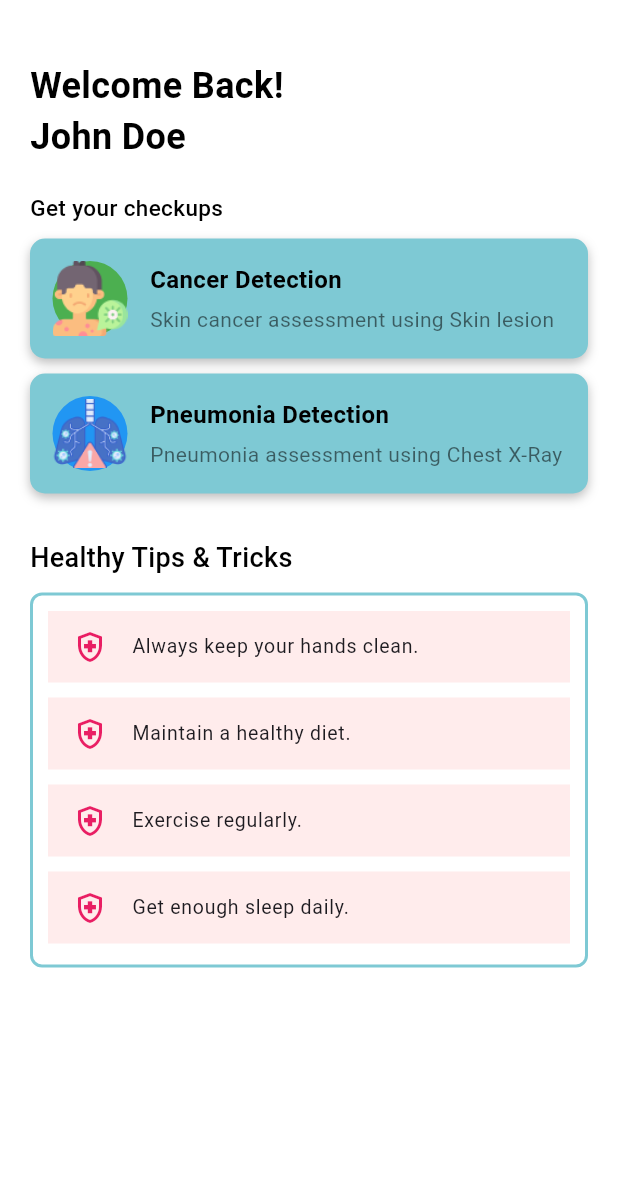
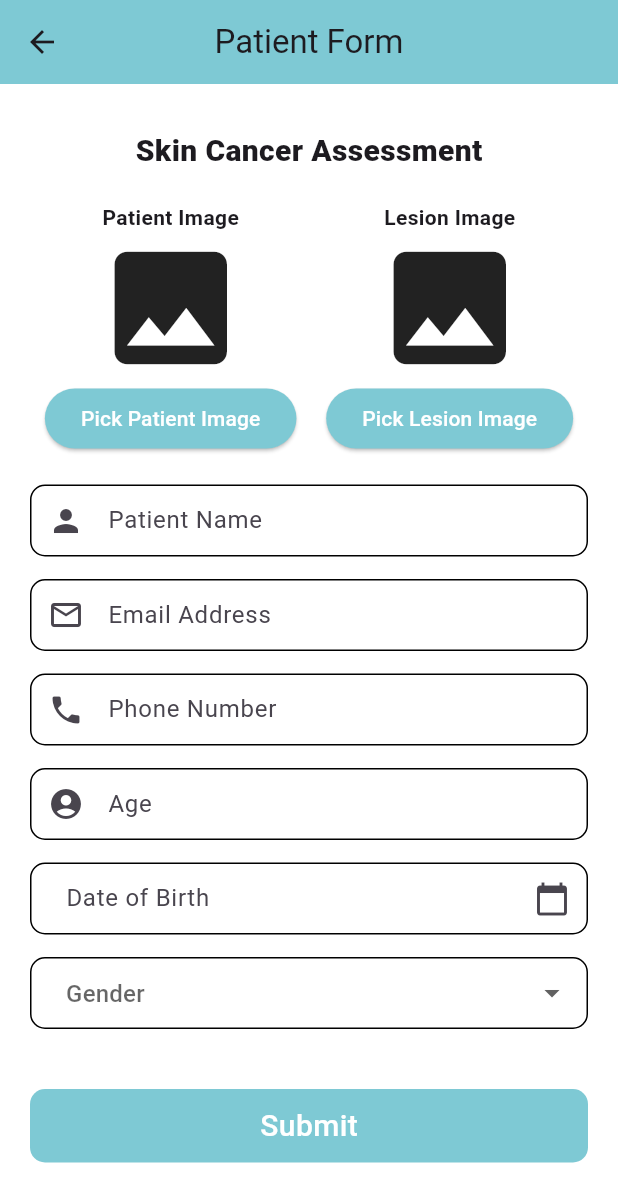
Before and after one commit to AlphaShiv7781/InstaScan, a Flutter app: the HomeScreen screen opened directly, after a tap on "Cancer Detection", on a phone screen of 412 x 824 dp. Shown: the top 1202 px of the screen. Run offline on Flutter 3.47's test engine with Material 3 defaults, Android fonts, the phone set to English and light mode, and no system bars; our stand-ins replace animate_do, animated_text_kit, cloud_firestore, firebase_auth, firebase_core, image_picker; accounts and stored records are empty.

Commit message:
Form screen added and state of app is managed

```diff
--- a/lib/screens/dashboard_screens/home_screen.dart
+++ b/lib/screens/dashboard_screens/home_screen.dart
@@ -1,6 +1,7 @@
 import 'package:flutter/material.dart';
 import 'package:instascan/custom_widgets/dashboard_option_card.dart';
 import 'package:instascan/custom_widgets/healthy_tipstrick_box.dart';
+import 'package:instascan/screens/skin_cancer_screens/skin_cancer_assessmentform.dart';
 class HomeScreen extends StatefulWidget {
   const HomeScreen({super.key});
 
@@ -39,7 +40,7 @@ class _HomeScreenState extends State<HomeScreen> {
               const SizedBox(height: 10),
               InkWell(
                 onTap: (){
-
+                       Navigator.push(context, MaterialPageRoute(builder: (context)=>SkinCancerAssessmentFormScreen()));
                 },
                 splashColor: Colors.cyan,
 
--- a/lib/screens/dashboard_screens/main_screen.dart
+++ b/lib/screens/dashboard_screens/main_screen.dart
@@ -1,6 +1,7 @@
 import 'package:flutter/material.dart';
 import 'package:instascan/screens/dashboard_screens/history_screen.dart';
 import 'package:instascan/screens/dashboard_screens/home_screen.dart';
+import 'package:instascan/screens/user_profile_screen/user_profile_screen.dart';
 import 'news_screen.dart';
 
 class MainScreen extends StatefulWidget {
@@ -28,6 +29,7 @@ class _MainScreenState extends State<MainScreen> {
         leading: IconButton(
           icon: Image.asset('assets/images/User.png'),
           onPressed: () {
+            Navigator.push(context, MaterialPageRoute(builder: (context)=>UserProfileScreen()));
             // Handle menu action
           },
         ),
--- /dev/null
+++ b/lib/screens/skin_cancer_screens/skin_cancer_assessmentform.dart
@@ -0,0 +1,256 @@
+import 'dart:io';
+import 'package:flutter/material.dart';
+import 'package:image_picker/image_picker.dart';
+import 'package:instascan/constants/validator.dart';
+import 'package:instascan/custom_widgets/text_formfield.dart';
+import 'package:intl/intl.dart';
+class SkinCancerAssessmentFormScreen extends StatefulWidget {
+  const SkinCancerAssessmentFormScreen({super.key});
+
+  @override
+  State<SkinCancerAssessmentFormScreen> createState() => _SkinCancerAssessmentFormScreenState();
+}
+
+class _SkinCancerAssessmentFormScreenState extends State<SkinCancerAssessmentFormScreen> {
+
+  final _formKey = GlobalKey<FormState>();
+  final TextEditingController _nameController = TextEditingController();
+  final TextEditingController _ageController = TextEditingController();
+  final TextEditingController _emailController = TextEditingController();
+  final TextEditingController _phoneController = TextEditingController();
+
+  String? _gender;
+  File? _patientImage;
+  File? _lesionImage;
+  final ImagePicker _picker = ImagePicker();
+
+  Future<void> _pickImage(ImageSource source, bool isPatient) async {
+    final XFile? pickedFile = await _picker.pickImage(source: source);
+    if (pickedFile != null) {
+      setState(() {
+        if (isPatient) {
+          _patientImage = File(pickedFile.path);
+        } else {
+          _lesionImage = File(pickedFile.path);
+        }
+      });
+    }
+  }
+
+
+  //DOB function
+  final TextEditingController _dobController = TextEditingController();
+
+  Future<void> _selectDate(BuildContext context) async {
+    DateTime? picked = await showDatePicker(
+      context: context,
+      initialDate: DateTime(2000, 1, 1),
+      firstDate: DateTime(1900),
+      lastDate: DateTime.now(),
+    );
+
+    if (picked != null) {
+      setState(() {
+        _dobController.text = DateFormat('yyyy-MM-dd').format(picked);
+      });
+    }
+  }
+
+
+  @override
+  Widget build(BuildContext context) {
+    return Scaffold(
+      appBar: AppBar(
+          title: Text("Patient Form"),
+          backgroundColor: Color(0xFF7EC9D4),
+          centerTitle: true,
+      ),
+      backgroundColor: Colors.white,
+      body: Padding(
+        padding: EdgeInsets.fromLTRB(20,30,20,0),
+        child: Form(
+          key: _formKey,
+          child: SingleChildScrollView(
+            child: Column(
+              children: [
+
+                Text('Skin Cancer Assessment' , style: TextStyle(fontSize: 20 , fontWeight: FontWeight.w900),),
+
+                SizedBox(
+                  height: 20,
+                ),
+
+                //Image Section
+                Row(
+                  mainAxisAlignment: MainAxisAlignment.spaceEvenly,
+                  children: [
+
+                    //Patient Image
+                    Column(
+                      children: [
+                        Text("Patient Image", style: TextStyle(fontWeight: FontWeight.bold)),
+                        _patientImage != null
+                            ? Image.file(_patientImage!, height: 100, width: 100)
+                            : Icon(Icons.image, size: 100),
+                        ElevatedButton(
+                          style: ElevatedButton.styleFrom(
+                            backgroundColor: Color(0xFF7EC9D4),
+                          ),
+                          onPressed: () => _pickImage(ImageSource.gallery, true),
+                          child: Text("Pick Patient Image",style: TextStyle(color: Colors.white),),
+                        ),
+
+                      ],
+                    ),
+
+                    SizedBox(height: 10),
+
+                    //Lesion Image
+                    Column(
+                      children: [
+                        Text("Lesion Image", style: TextStyle(fontWeight: FontWeight.bold)),
+                        _lesionImage != null
+                            ? Image.file(_lesionImage!, height: 100, width: 100)
+                            : Icon(Icons.image, size: 100),
+                        ElevatedButton(
+                          style: ElevatedButton.styleFrom(
+                            backgroundColor: Color(0xFF7EC9D4),
+                          ),
+                          onPressed: () => _pickImage(ImageSource.gallery, false),
+                          child: Text("Pick Lesion Image",style: TextStyle(color: Colors.white),),
+                        ),
+                      ],
+                    ),
+                  ],
+                ),
+
+                SizedBox(
+                  height: 20,
+                ),
+
+                //name
+                TextformField('Patient Name', Icon(Icons.person) , false, nameValidator,TextInputType.name ,_nameController),
+
+                SizedBox(
+                  height: 15,
+                ),
+
+                //email
+                TextformField('Email Address', Icon(Icons.email_outlined) , false, emailValidator ,TextInputType.emailAddress ,_emailController ),
+
+                SizedBox(
+                  height: 15,
+                ),
+
+                //contact no.
+                TextformField('Phone Number', Icon(Icons.phone) , false, emailValidator ,TextInputType.emailAddress ,_phoneController ),
+
+                SizedBox(
+                  height: 15,
+                ),
+
+                //age
+                TextformField('Age', Icon(Icons.account_circle) , false, emailValidator ,TextInputType.emailAddress ,_ageController ),
+                SizedBox(
+                  height: 15,
+                ),
+
+                //Date of Birth
+                TextField(
+                  controller: _dobController,
+                  readOnly: true,
+                  decoration: InputDecoration(
+                    fillColor: Colors.white,
+                    hintText: 'Date of Birth',
+                    suffixIcon: Icon(Icons.calendar_today),
+                    contentPadding:
+                    EdgeInsets.symmetric(vertical: 10.0, horizontal: 20.0),
+                    border: OutlineInputBorder(
+                      borderRadius: BorderRadius.all(Radius.circular(10.0)),
+                    ),
+                    enabledBorder: OutlineInputBorder(
+                      borderSide: BorderSide(color: Colors.black, width: 1.0),
+                      borderRadius: BorderRadius.all(Radius.circular(10.0)),
+                    ),
+                    focusedBorder: OutlineInputBorder(
+                      borderSide: BorderSide(color: Colors.black, width: 2.0),
+                      borderRadius: BorderRadius.all(Radius.circular(10.0)),
+                    ),
+                  ),
+                  onTap: () => _selectDate(context),
+            ),
+
+                SizedBox(
+                  height: 15,
+                ),
+
+                //Gender
+                DropdownButtonFormField<String>(
+                  value: _gender,
+                  items: ["Male", "Female", "Other"].map((String category) {
+                    return DropdownMenuItem(value: category, child: Text(category));
+                  }).toList(),
+                  onChanged: (value) => setState(() => _gender = value),
+                  decoration: InputDecoration(
+                      hintText: 'Gender',
+                    contentPadding:
+                    EdgeInsets.symmetric(vertical: 10.0, horizontal: 20.0),
+                    border: OutlineInputBorder(
+                      borderRadius: BorderRadius.all(Radius.circular(10.0)),
+                    ),
+                    enabledBorder: OutlineInputBorder(
+                      borderSide: BorderSide(color: Colors.black, width: 1.0),
+                      borderRadius: BorderRadius.all(Radius.circular(10.0)),
+                    ),
+                    focusedBorder: OutlineInputBorder(
+                      borderSide: BorderSide(color: Colors.black, width: 2.0),
+                      borderRadius: BorderRadius.all(Radius.circular(10.0)),
+                    ),
+                  ),
+                  validator: (value) => value == null ? "Select Gender" : null,
+                ),
+
+                SizedBox(
+                  height: 40,
+                ),
+
+                //Submit Button
+                InkWell(
+                  onTap: ()async{
+                    if (_formKey.currentState!.validate() && _patientImage != null && _lesionImage != null) {
+                      // Process form data & send to Firebase TFLite model
+                      print("Submitting Form...");
+                    } else {
+                      ScaffoldMessenger.of(context).showSnackBar(
+                        SnackBar(content: Text("Please fill all fields and select images")),
+                      );
+                    }
+                  },
+                  child: Container(
+                    decoration: BoxDecoration(
+                      color: Color(0xFF7EC9D4),
+                      borderRadius: BorderRadius.circular(10),
+                    ),
+                    width: double.infinity,
+                    padding: EdgeInsets.fromLTRB(20, 10, 20, 10),
+                    child: Center(
+                      child: Text(
+                        'Submit',
+                        style: TextStyle(
+                            color: Colors.white,
+                            fontSize: 20,
+                            fontWeight: FontWeight.w500
+                        ),
+                      ),
+                    ),
+                  ),
+                ),
+
+              ],
+            ),
+          ),
+        ),
+      ),
+    );
+  }
+}
--- a/pubspec.yaml
+++ b/pubspec.yaml
@@ -40,6 +40,9 @@ dependencies:
   firebase_core: ^3.10.1
   firebase_auth: ^5.4.1
   cloud_firestore: ^5.6.2
+  image_picker: ^1.1.2
+  intl: ^0.18.0
+
 
 dev_dependencies:
   flutter_test:
```
Also changed, not shown: lib/custom_widgets/show_modal.dart (+8 -3 lines), lib/screens/auth_screens/signin_screen.dart (+17 -7 lines), lib/screens/splash_screen/splash_screen.dart (+16 -4 lines), lib/screens/user_profile_screen/user_profile_screen.dart (added, +30 -0 lines), lib/services/auth_services/skin_cancer_api_service.dart (added), pubspec.lock, 2 other files.
